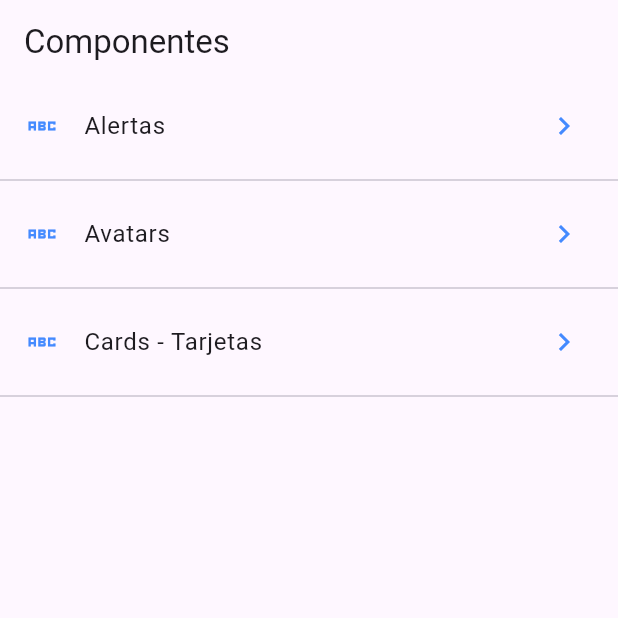
After one commit to DanielTuttos/components-flutter, a Flutter app: the screen it shows after launch, on a phone screen of 412 x 824 dp, the top half of it. The commit adds this screen. Run offline on Flutter 3.47's test engine with Material 3 defaults, Android fonts, the phone set to English and light mode, and no system bars.

Commit message:
:construction: adding homepage with list

```diff
--- /dev/null
+++ b/data/menu-opts.json
@@ -0,0 +1,20 @@
+{
+    "nombreApp" : "Componentes",
+    "rutas" : [
+        {
+            "ruta" : "alert",
+            "icon" : "add_alert",
+            "texto": "Alertas"
+        },
+        {
+            "ruta" : "avatar",
+            "icon" : "accessibility",
+            "texto": "Avatars"
+        },
+        {
+            "ruta" : "card",
+            "icon" : "folder_open",
+            "texto": "Cards - Tarjetas"
+        }
+    ]
+}
--- a/lib/main.dart
+++ b/lib/main.dart
@@ -1,6 +1,7 @@
+import 'package:components/src/pages/home_page.dart';
 import 'package:flutter/material.dart';
 
-import 'package:components/src/pages/home_temp.dart';
+// import 'package:components/src/pages/home_temp.dart';
 
 void main() => runApp(const MyApp());
 
@@ -12,7 +13,8 @@ class MyApp extends StatelessWidget {
     return const MaterialApp(
       debugShowCheckedModeBanner: false,
       title: 'Componentes APP',
-      home: HomePageTemp(),
+      // home: HomePageTemp(),
+      home: HomePage(),
     );
   }
 }
--- /dev/null
+++ b/lib/src/pages/home_page.dart
@@ -0,0 +1,51 @@
+import 'package:flutter/material.dart';
+
+import 'package:components/src/providers/menu_provider.dart';
+
+class HomePage extends StatelessWidget {
+  const HomePage({super.key});
+
+  @override
+  Widget build(BuildContext context) {
+    return Scaffold(
+      appBar: AppBar(
+        title: const Text('Componentes'),
+      ),
+      body: _list(),
+    );
+  }
+
+  Widget _list() {
+    // print(menuProvider.options);
+    // menuProvider.loadData();
+    return FutureBuilder(
+      future: menuProvider.loadData(),
+      initialData: const [],
+      builder: (BuildContext context, AsyncSnapshot<List<dynamic>> snapshot) {
+        return ListView(
+          children: _listItems(snapshot.data),
+        );
+      },
+    );
+  }
+
+  List<Widget> _listItems(List<dynamic>? data) {
+    final List<Widget> options = [];
+    data?.forEach((opt) {
+      final widgetTemp = ListTile(
+        title: Text(opt['texto']),
+        leading: const Icon(
+          Icons.abc_sharp,
+          color: Colors.blueAccent,
+        ),
+        trailing:
+            const Icon(Icons.keyboard_arrow_right, color: Colors.blueAccent),
+        onTap: () {},
+      );
+      options
+        ..add(widgetTemp)
+        ..add(const Divider());
+    });
+    return options;
+  }
+}
```
Also changed, not shown: lib/src/providers/menu_provider.dart (added, +19 -0 lines), pubspec.yaml (+4 -3 lines).
